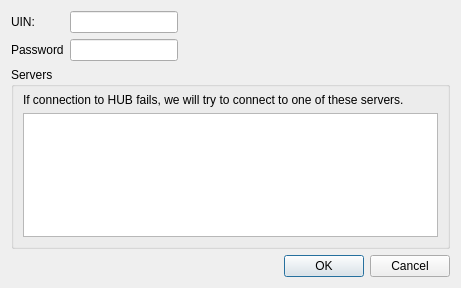
Qt form GGEditWindow.ui (KittyIM/GG-Plugin) before a commit.
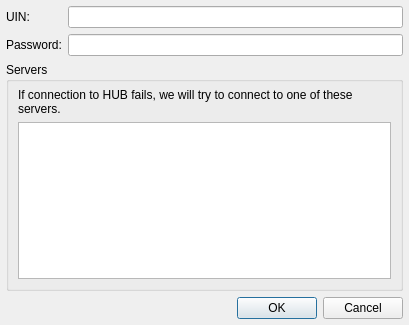
The same form after that commit.

```diff
--- a/GGEditWindow.ui
+++ b/GGEditWindow.ui
@@ -6,16 +6,16 @@
    <rect>
     <x>0</x>
     <y>0</y>
-    <width>461</width>
-    <height>288</height>
+    <width>409</width>
+    <height>325</height>
    </rect>
   </property>
   <property name="windowTitle">
    <string>Form</string>
   </property>
-  <layout class="QFormLayout" name="formLayout">
-   <property name="fieldGrowthPolicy">
-    <enum>QFormLayout::FieldsStayAtSizeHint</enum>
+  <layout class="QGridLayout" name="gridLayout_2">
+   <property name="margin">
+    <number>6</number>
    </property>
    <item row="0" column="0">
     <widget class="QLabel" name="uinLabel">
@@ -30,12 +30,16 @@
    <item row="1" column="0">
     <widget class="QLabel" name="passwordLabel">
      <property name="text">
-      <string>Password</string>
+      <string>Password:</string>
      </property>
     </widget>
    </item>
    <item row="1" column="1">
-    <widget class="QLineEdit" name="passwordLineEdit"/>
+    <widget class="QLineEdit" name="passwordLineEdit">
+     <property name="echoMode">
+      <enum>QLineEdit::Password</enum>
+     </property>
+    </widget>
    </item>
    <item row="2" column="0" colspan="2">
     <widget class="QGroupBox" name="ServersGroupBox">
```
Left out of the diff: 19 changed lines with no effect on the pictures.
